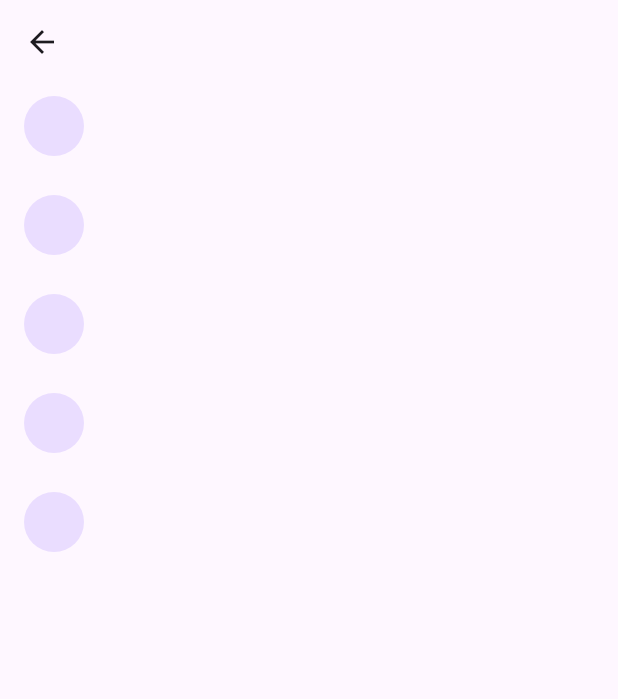
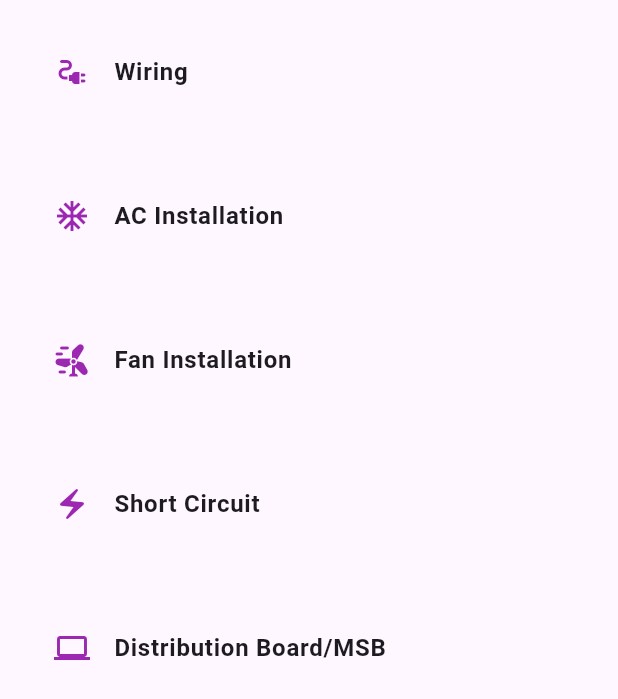
Before and after one commit to SandraAsok/service_app, a Flutter app: the Electrical screen opened directly, on a phone screen of 412 x 824 dp. Shown: the top 699 px of the screen. Run offline on Flutter 3.47's test engine with Material 3 defaults, Android fonts, the phone set to English and light mode, and no system bars; our stand-ins replace google_fonts, google_nav_bar, swipeable_button_view, table_calendar; network calls fail; key blocks and very long unbroken strings in the code were emptied for the run.

Commit message:
ui commit

```diff
--- a/lib/screens/services/services/sub_screens/electrical.dart
+++ b/lib/screens/services/services/sub_screens/electrical.dart
@@ -16,31 +16,52 @@ class _ElectricalState extends State<Electrical> {
     "Short Circuit",
     "Distribution Board/MSB",
   ];
+  List electricalIcon = [
+    Icon(
+      Icons.electrical_services,
+      color: theme_color,
+    ),
+    Icon(
+      Icons.ac_unit_outlined,
+      color: theme_color,
+    ),
+    Icon(
+      Icons.wind_power_rounded,
+      color: theme_color,
+    ),
+    Icon(
+      Icons.electric_bolt_outlined,
+      color: theme_color,
+    ),
+    Icon(
+      Icons.computer_outlined,
+      color: theme_color,
+    )
+  ];
   @override
   Widget build(BuildContext context) {
     return Scaffold(
-      appBar: AppBar(),
-      body: SingleChildScrollView(
-        child: Column(
-          children: [
-            ListView.separated(
+      body: Column(children: [
+        ListView.builder(
+          shrinkWrap: true,
           itemCount: electricaltext.length,
-              shrinkWrap: true,
-              physics: const NeverScrollableScrollPhysics(),
           itemBuilder: (BuildContext context, int index) {
-                return GestureDetector(
+            return Padding(
+              padding: const EdgeInsets.all(20.0),
+              child: GestureDetector(
                 onTap: () {},
                 child: ListTile(
-                      leading: CircleAvatar(),
-                    ));
-              },
-              separatorBuilder: (BuildContext context, int index) {
-                return space;
-              },
+                  leading: electricalIcon[index],
+                  title: Text(
+                    electricaltext[index],
+                    style: TextStyle(fontWeight: FontWeight.bold),
                   ),
-          ],
                 ),
               ),
             );
+          },
+        )
+      ]),
+    );
   }
 }
--- a/pubspec.yaml
+++ b/pubspec.yaml
@@ -32,6 +32,7 @@ dependencies:
   flutter:
     sdk: flutter
   google_fonts: null
+  google_nav_bar: ^5.0.6
   swipeable_button_view: ^0.0.2
   table_calendar: ^3.1.0
 
```
Also changed, not shown: lib/main.dart (+13 -13 lines), pubspec.lock. Lines whose indentation alone changed are shown as unchanged.
